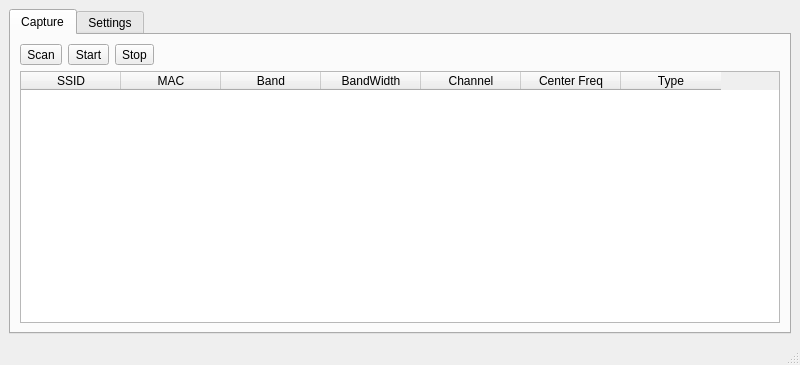
This is form.ui in wuxiang3000/Qsniffer as Qt 5 draws it before an edit. The edited form follows.
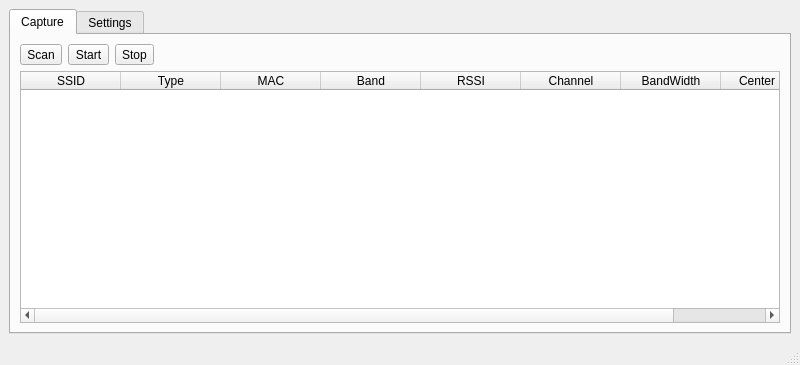
This is the edited form.

```diff
--- a/form.ui
+++ b/form.ui
@@ -81,6 +81,11 @@
               <string>SSID</string>
              </property>
             </column>
+            <column>
+             <property name="text">
+              <string>Type</string>
+             </property>
+            </column>
             <column>
              <property name="text">
               <string>MAC</string>
@@ -93,7 +98,7 @@
             </column>
             <column>
              <property name="text">
-              <string>BandWidth</string>
+              <string>RSSI</string>
              </property>
             </column>
             <column>
@@ -101,16 +106,16 @@
               <string>Channel</string>
              </property>
             </column>
+            <column>
+             <property name="text">
+              <string>BandWidth</string>
+             </property>
+            </column>
             <column>
              <property name="text">
               <string>Center Freq</string>
              </property>
             </column>
-            <column>
-             <property name="text">
-              <string>Type</string>
-             </property>
-            </column>
            </widget>
           </item>
          </layout>
```
